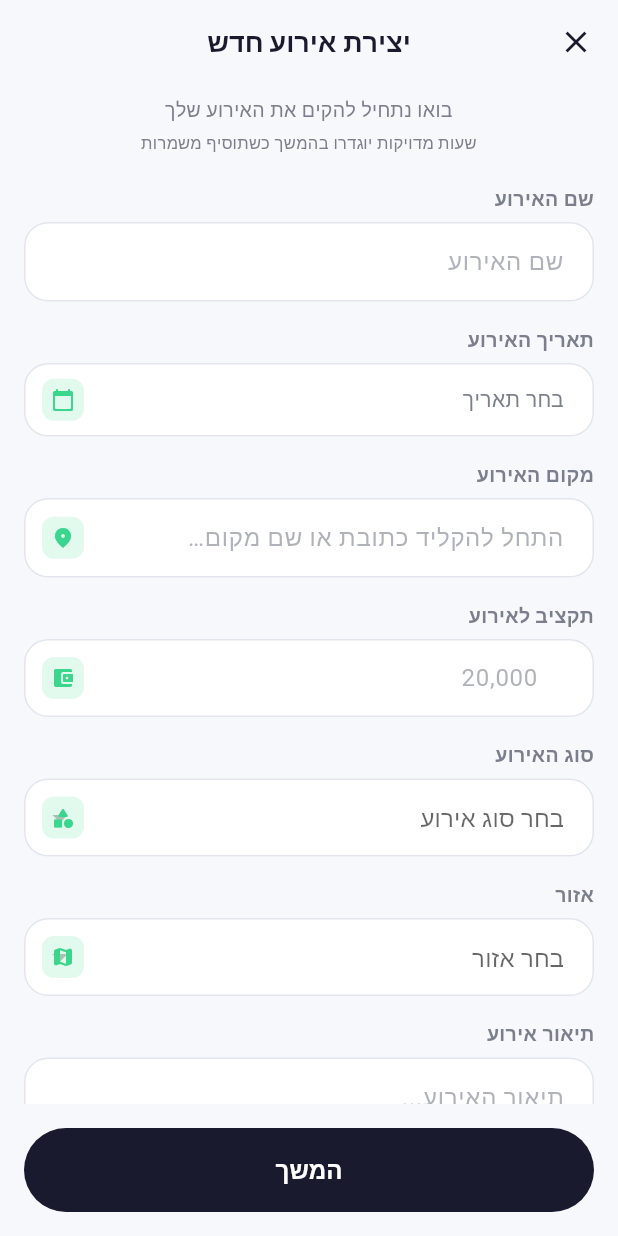
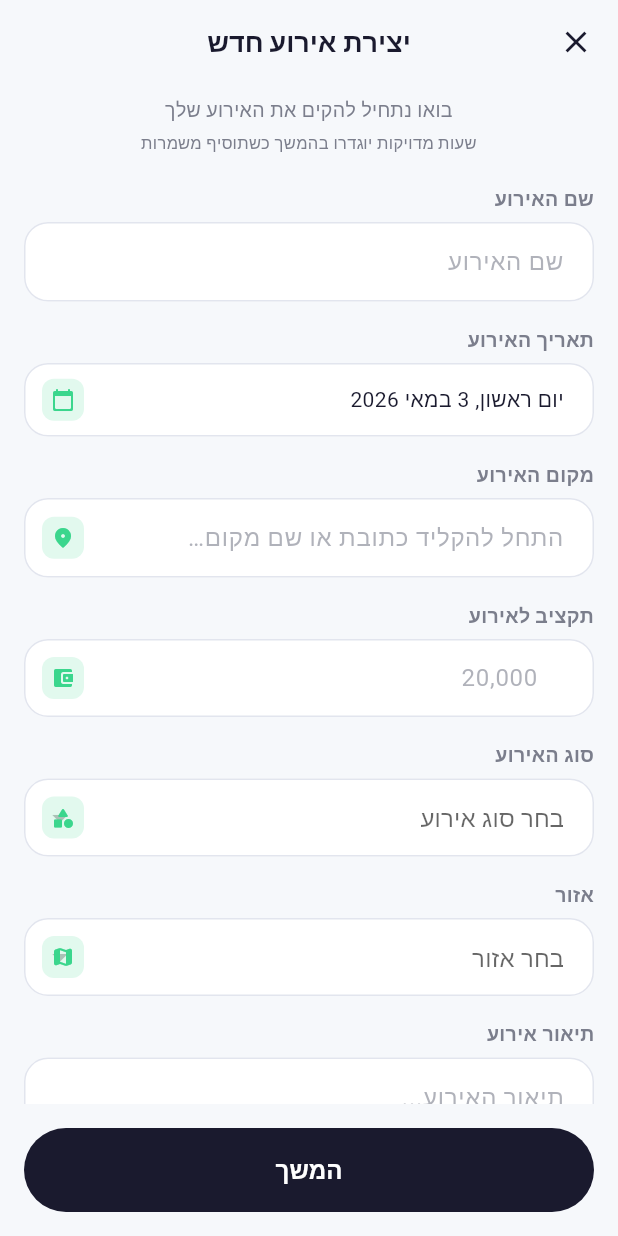
Before and after one commit to ofirShualiCodeValue/Findly-Frontend-Ofir, a Flutter app: the EmployerHomeScreen screen opened directly, after a tap on "יצירת אירוע חדש", on a phone screen of 412 x 824 dp. Run offline on Flutter 3.47's test engine with Material 3 defaults, Android fonts, the phone set to English and light mode, and no system bars; our stand-ins replace dio, geolocator, google_fonts, image_picker, shared_preferences; accounts and stored records are empty; network calls fail; Roboto replaces fonts that are missing (Heebo).

Commit message:
feat(employer home): inline 'Add event for <day>' CTA + per-day pre-fill
Two reinforcements to the Create Event flow on the employer home so the
button is hard to miss and the date the user was already viewing carries
over into the form:

- Empty-day state now pairs the "no events" message with a prominent
  FilledButton labeled "הוסף אירוע ל-<day>" (e.g. "הוסף אירוע ל-3 ביוני").
- Lists with content also gain a trailing OutlinedButton "הוסף אירוע נוסף
  ל-<day>" so the user can add another event without scrolling for the
  bottom FAB.
- CreateEventScreen accepts an optional initialDate, pre-filling the date
  picker with whatever day was selected on the calendar strip.

Co-Authored-By: Claude Opus 4.7 (1M context) <noreply@anthropic.com>

```diff
--- a/lib/screens/employer/create_event.dart
+++ b/lib/screens/employer/create_event.dart
@@ -34,7 +34,10 @@ const List<String> _venueSuggestions = [
 ];
 
 class CreateEventScreen extends StatefulWidget {
-  const CreateEventScreen({super.key});
+  /// Pre-fills the date picker with the day the employer was looking at on
+  /// the home calendar. They can still change it inside the form.
+  final DateTime? initialDate;
+  const CreateEventScreen({super.key, this.initialDate});
 
   @override
   State<CreateEventScreen> createState() => _CreateEventScreenState();
@@ -59,6 +62,7 @@ class _CreateEventScreenState extends State<CreateEventScreen> {
   @override
   void initState() {
     super.initState();
+    _date = widget.initialDate;
     _loadTaxonomies();
   }
 
--- a/lib/screens/employer/home.dart
+++ b/lib/screens/employer/home.dart
@@ -32,6 +32,14 @@ class _EmployerHomeScreenState extends State<EmployerHomeScreen> {
   Future<void> _refresh() async {
     setState(() => _eventsFuture = EmployerApi.listEvents());
     await _eventsFuture;
+  }
+
+  Future<void> _openCreateEvent(DateTime forDate) async {
+    final created = await Navigator.push<bool>(
+      context,
+      MaterialPageRoute(builder: (_) => CreateEventScreen(initialDate: forDate)),
+    );
+    if (created == true) _refresh();
   }
 
   List<dynamic> _filterByDate(List<dynamic> events) {
@@ -78,24 +86,52 @@ class _EmployerHomeScreenState extends State<EmployerHomeScreen> {
                     }
                     final all = snap.data ?? [];
                     final filtered = _filterByDate(all);
+                    final dayLabel = DateFormat('d בMMMM', 'he').format(_selectedDate);
                     if (filtered.isEmpty) {
                       return SliverFillRemaining(
                         hasScrollBody: false,
-                        child: EmptyState(
+                        child: Padding(
+                          padding: const EdgeInsets.symmetric(horizontal: 24),
+                          child: Column(
+                            mainAxisAlignment: MainAxisAlignment.center,
+                            children: [
+                              EmptyState(
                                 icon: Icons.calendar_today_rounded,
                                 title: all.isEmpty ? 'אין אירועים עדיין' : 'אין אירועים בתאריך זה',
                                 subtitle: all.isEmpty
-                              ? 'צור אירוע ראשון בלחיצה על הכפתור למטה'
-                              : 'בחר תאריך אחר או צור אירוע חדש',
+                                    ? 'התחל בלחיצה על הכפתור למטה'
+                                    : 'או בחר תאריך אחר',
+                              ),
+                              const SizedBox(height: 24),
+                              FilledButton.icon(
+                                icon: const Icon(Icons.add),
+                                label: Text('הוסף אירוע ל-$dayLabel'),
+                                onPressed: () => _openCreateEvent(_selectedDate),
+                              ),
+                            ],
+                          ),
                         ),
                       );
                     }
                     return SliverPadding(
                       padding: const EdgeInsets.fromLTRB(16, 0, 16, 120),
                       sliver: SliverList.separated(
-                        itemCount: filtered.length,
+                        itemCount: filtered.length + 1,
                         separatorBuilder: (_, __) => const SizedBox(height: 12),
-                        itemBuilder: (_, i) => _EventCard(
+                        itemBuilder: (_, i) {
+                          if (i == filtered.length) {
+                            // Trailing CTA so the user can add another event
+                            // for the same day without scrolling for the FAB.
+                            return Padding(
+                              padding: const EdgeInsets.only(top: 4),
+                              child: OutlinedButton.icon(
+                                icon: const Icon(Icons.add),
+                                label: Text('הוסף אירוע נוסף ל-$dayLabel'),
+                                onPressed: () => _openCreateEvent(_selectedDate),
+                              ),
+                            );
+                          }
+                          return _EventCard(
                             event: Map<String, dynamic>.from(filtered[i]),
                             onTap: () => Navigator.push(
                               context,
@@ -103,7 +139,8 @@ class _EmployerHomeScreenState extends State<EmployerHomeScreen> {
                                 builder: (_) => EventDetailsScreen(eventId: filtered[i]['id'] as int),
                               ),
                             ).then((_) => _refresh()),
-                        ),
+                          );
+                        },
                       ),
                     );
                   },
@@ -117,17 +154,11 @@ class _EmployerHomeScreenState extends State<EmployerHomeScreen> {
       floatingActionButton: Padding(
         padding: const EdgeInsets.only(bottom: 8),
         child: SizedBox(
-          width: 240,
+          width: 260,
           child: FilledButton.icon(
             icon: const Icon(Icons.add),
             label: const Text('יצירת אירוע חדש'),
-            onPressed: () async {
-              final created = await Navigator.push<bool>(
-                context,
-                MaterialPageRoute(builder: (_) => const CreateEventScreen()),
-              );
-              if (created == true) _refresh();
-            },
+            onPressed: () => _openCreateEvent(_selectedDate),
           ),
         ),
       ),
```
Lines whose indentation alone changed are shown as unchanged.
